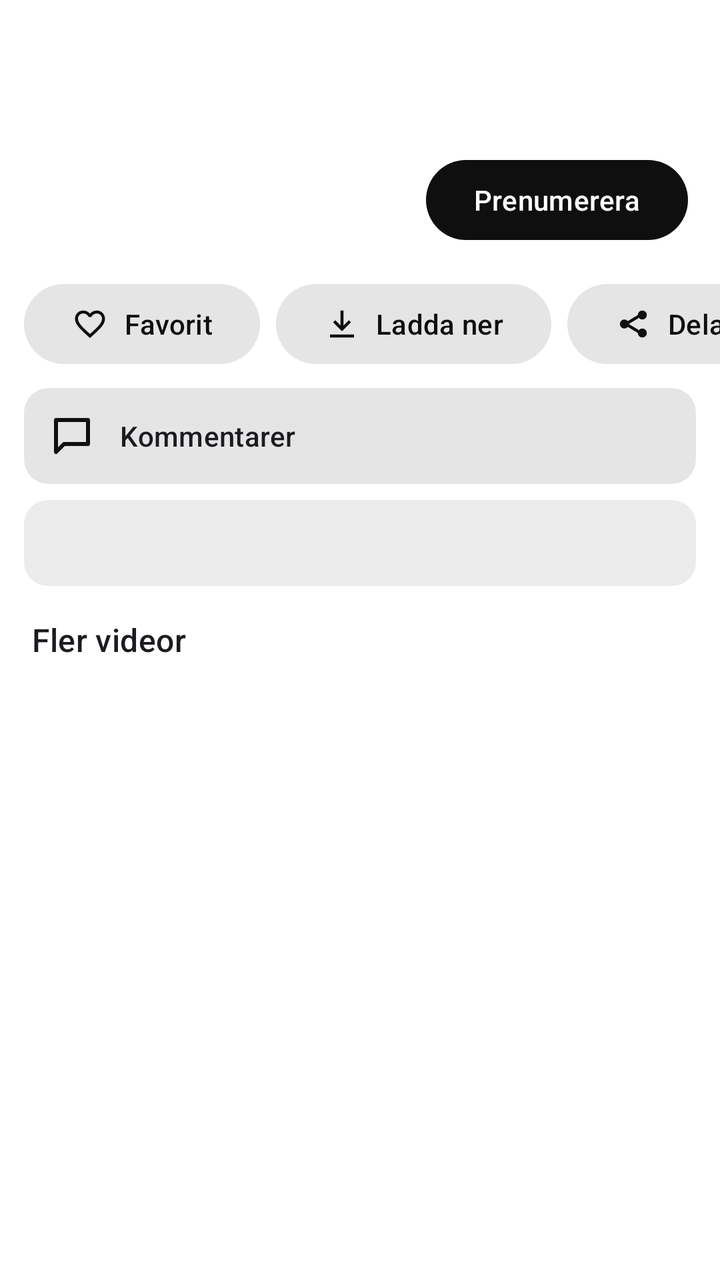
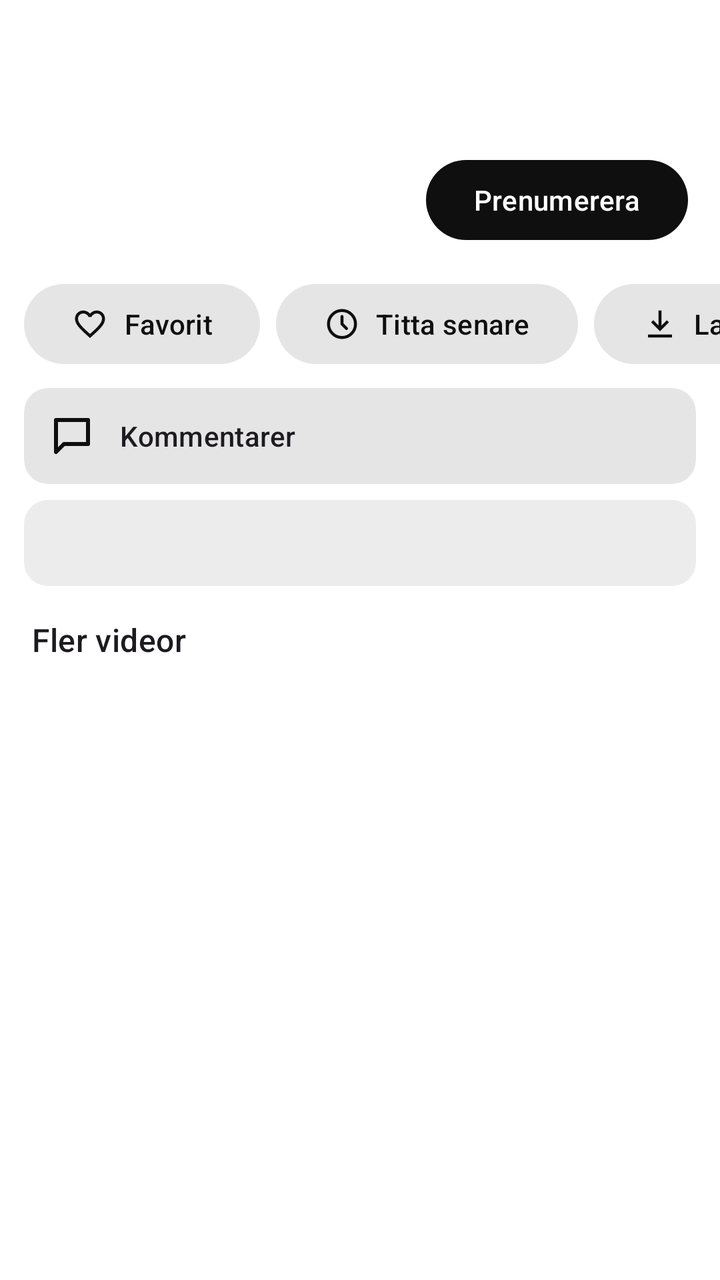

The first picture is an Android layout as it rendered before a commit; the second is the same layout after the commit. The layout source and the unified diff follow.
<!-- AndroidManifest.xml: application theme Theme.CarTube -->
<!-- res/layout/player_header.xml -->
<?xml version="1.0" encoding="utf-8"?>
<LinearLayout xmlns:android="http://schemas.android.com/apk/res/android"
    xmlns:app="http://schemas.android.com/apk/res-auto"
    android:layout_width="match_parent"
    android:layout_height="wrap_content"
    android:orientation="vertical"
    android:paddingTop="12dp">

    <TextView
        android:id="@+id/title"
        android:layout_width="match_parent"
        android:layout_height="wrap_content"
        android:paddingHorizontal="16dp"
        android:textAppearance="?attr/textAppearanceTitleLarge"
        android:textSize="19sp" />

    <TextView
        android:id="@+id/meta"
        android:layout_width="match_parent"
        android:layout_height="wrap_content"
        android:layout_marginTop="4dp"
        android:paddingHorizontal="16dp"
        android:textAppearance="?attr/textAppearanceBodySmall"
        android:textColor="?attr/colorOnSurfaceVariant" />

    <TextView
        android:id="@+id/votes"
        android:layout_width="match_parent"
        android:layout_height="wrap_content"
        android:layout_marginTop="4dp"
        android:paddingHorizontal="16dp"
        android:textAppearance="?attr/textAppearanceBodySmall"
        android:textColor="?attr/colorOnSurfaceVariant"
        android:visibility="gone" />

    <LinearLayout
        android:id="@+id/channelRow"
        android:layout_width="match_parent"
        android:layout_height="wrap_content"
        android:layout_marginTop="12dp"
        android:background="?attr/selectableItemBackground"
        android:gravity="center_vertical"
        android:orientation="horizontal"
        android:paddingHorizontal="16dp"
        android:paddingVertical="6dp">

        <ImageView
            android:id="@+id/channelAvatar"
            android:layout_width="40dp"
            android:layout_height="40dp"
            android:importantForAccessibility="no" />

        <LinearLayout
            android:layout_width="0dp"
            android:layout_height="wrap_content"
            android:layout_marginHorizontal="12dp"
            android:layout_weight="1"
            android:orientation="vertical">

            <TextView
                android:id="@+id/channelName"
                android:layout_width="match_parent"
                android:layout_height="wrap_content"
                android:ellipsize="end"
                android:maxLines="1"
                android:textAppearance="?attr/textAppearanceTitleSmall" />

            <TextView
                android:id="@+id/channelSubscribers"
                android:layout_width="match_parent"
                android:layout_height="wrap_content"
                android:textAppearance="?attr/textAppearanceBodySmall"
                android:textColor="?attr/colorOnSurfaceVariant" />
        </LinearLayout>

        <com.google.android.material.button.MaterialButton
            android:id="@+id/subscribe"
            style="@style/CarTube.SubscribeButton"
            android:layout_width="wrap_content"
            android:layout_height="wrap_content" />
    </LinearLayout>

    <HorizontalScrollView
        android:layout_width="match_parent"
        android:layout_height="wrap_content"
        android:layout_marginTop="8dp"
        android:scrollbars="none">

        <LinearLayout
            android:layout_width="wrap_content"
            android:layout_height="wrap_content"
            android:orientation="horizontal"
            android:paddingHorizontal="12dp">

            <com.google.android.material.button.MaterialButton
                android:id="@+id/favorite"
                style="@style/CarTube.ActionButton"
                android:layout_width="wrap_content"
                android:layout_height="wrap_content"
                android:text="@string/favorite"
                app:icon="@drawable/ic_favorite_border" />

            <com.google.android.material.button.MaterialButton
                android:id="@+id/downloadButton"
                style="@style/CarTube.ActionButton"
                android:layout_width="wrap_content"
                android:layout_height="wrap_content"
                android:text="@string/download"
                app:icon="@drawable/ic_download" />

            <com.google.android.material.button.MaterialButton
                android:id="@+id/share"
                style="@style/CarTube.ActionButton"
                android:layout_width="wrap_content"
                android:layout_height="wrap_content"
                android:text="@string/share"
                app:icon="@drawable/ic_share" />

            <com.google.android.material.button.MaterialButton
                android:id="@+id/fullscreen"
                style="@style/CarTube.ActionButton"
                android:layout_width="wrap_content"
                android:layout_height="wrap_content"
                android:text="@string/fullscreen"
                app:icon="@drawable/ic_fullscreen" />

            <com.google.android.material.button.MaterialButton
                android:id="@+id/audioOnly"
                style="@style/CarTube.ActionButton"
                android:layout_width="wrap_content"
                android:layout_height="wrap_content"
                android:checkable="true"
                android:text="@string/audio_only"
                app:icon="@drawable/ic_headphones" />

            <com.google.android.material.button.MaterialButton
                android:id="@+id/queueButton"
                style="@style/CarTube.ActionButton"
                android:layout_width="wrap_content"
                android:layout_height="wrap_content"
                android:text="@string/queue"
                app:icon="@drawable/ic_queue" />


            <com.google.android.material.button.MaterialButton
                android:id="@+id/quality"
                style="@style/CarTube.ActionButton"
                android:layout_width="wrap_content"
                android:layout_height="wrap_content"
                android:text="@string/quality"
                app:icon="@drawable/ic_quality" />

            <com.google.android.material.button.MaterialButton
                android:id="@+id/sleepTimer"
                style="@style/CarTube.ActionButton"
                android:layout_width="wrap_content"
                android:layout_height="wrap_content"
                android:text="@string/sleep_timer"
                app:icon="@drawable/ic_timer" />
        </LinearLayout>
    </HorizontalScrollView>

    <TextView
        android:id="@+id/chaptersTitle"
        android:layout_width="match_parent"
        android:layout_height="wrap_content"
        android:paddingHorizontal="16dp"
        android:paddingTop="12dp"
        android:text="@string/chapters"
        android:textAppearance="?attr/textAppearanceTitleSmall"
        android:visibility="gone" />

    <HorizontalScrollView
        android:id="@+id/chaptersScroll"
        android:layout_width="match_parent"
        android:layout_height="wrap_content"
        android:scrollbars="none"
        android:visibility="gone">

        <com.google.android.material.chip.ChipGroup
            android:id="@+id/chapters"
            android:layout_width="wrap_content"
            android:layout_height="wrap_content"
            android:paddingHorizontal="12dp"
            app:singleLine="true" />
    </HorizontalScrollView>

    <com.google.android.material.card.MaterialCardView
        android:id="@+id/commentsCard"
        style="@style/Widget.Material3.CardView.Filled"
        android:layout_width="match_parent"
        android:layout_height="wrap_content"
        android:layout_marginHorizontal="12dp"
        android:layout_marginTop="8dp">

        <TextView
            android:id="@+id/commentsLabel"
            android:layout_width="match_parent"
            android:layout_height="wrap_content"
            android:drawablePadding="12dp"
            android:gravity="center_vertical"
            android:padding="12dp"
            android:text="@string/comments"
            android:textAppearance="?attr/textAppearanceTitleSmall"
            app:drawableStartCompat="@drawable/ic_comment"
            app:drawableTint="?attr/colorOnSurface" />
    </com.google.android.material.card.MaterialCardView>

    <TextView
        android:id="@+id/description"
        android:layout_width="match_parent"
        android:layout_height="wrap_content"
        android:layout_marginHorizontal="12dp"
        android:layout_marginTop="8dp"
        android:background="@drawable/description_background"
        android:ellipsize="end"
        android:padding="12dp"
        android:textAppearance="?attr/textAppearanceBodyMedium" />

    <TextView
        android:layout_width="match_parent"
        android:layout_height="wrap_content"
        android:paddingHorizontal="16dp"
        android:paddingTop="16dp"
        android:paddingBottom="4dp"
        android:text="@string/up_next"
        android:textAppearance="?attr/textAppearanceTitleMedium" />
</LinearLayout>
<!-- resources referenced by this layout -->
<resources>
  <!-- drawable description_background (drawable) -->
  <?xml version="1.0" encoding="utf-8"?>
  <shape xmlns:android="http://schemas.android.com/apk/res/android">
      <solid android:color="?attr/colorSurfaceContainerHigh" />
      <corners android:radius="12dp" />
  </shape>
  <!-- drawable ic_comment (drawable) -->
  <vector xmlns:android="http://schemas.android.com/apk/res/android"
      android:width="24dp" android:height="24dp" android:viewportWidth="24" android:viewportHeight="24"
      android:tint="?attr/colorControlNormal">
      <path android:fillColor="#00000000" android:strokeColor="#FFFFFFFF" android:strokeWidth="2" android:strokeLineJoin="round" android:pathData="M4,4h16v12H8l-4,4z" />
  </vector>
  <!-- drawable ic_download (drawable) -->
  <vector xmlns:android="http://schemas.android.com/apk/res/android"
      android:width="24dp" android:height="24dp" android:viewportWidth="24" android:viewportHeight="24"
      android:tint="?attr/colorControlNormal">
      <path android:fillColor="#FFFFFFFF" android:pathData="M11,3h2v10l3.5,-3.5 1.4,1.4L12,16.8 6.1,10.9l1.4,-1.4L11,13zM4,19h16v2H4z" />
  </vector>
  <!-- drawable ic_fullscreen (drawable) -->
  <vector xmlns:android="http://schemas.android.com/apk/res/android"
      android:width="24dp" android:height="24dp" android:viewportWidth="24" android:viewportHeight="24"
      android:tint="?attr/colorControlNormal">
      <path android:fillColor="#00000000" android:strokeColor="#FFFFFFFF" android:strokeWidth="2" android:pathData="M4,9V4h5M15,4h5v5M20,15v5h-5M9,20H4v-5" />
  </vector>
  <!-- drawable ic_queue (drawable) -->
  <vector xmlns:android="http://schemas.android.com/apk/res/android"
      android:width="24dp" android:height="24dp" android:viewportWidth="24" android:viewportHeight="24"
      android:tint="?attr/colorControlNormal">
      <path android:fillColor="#FFFFFFFF" android:pathData="M3,6h14v2H3zM3,10h14v2H3zM3,14h10v2H3zM17,14v-3h2v3h3v2h-3v3h-2v-3h-3v-2z" />
  </vector>
  <string name="audio_only">Bara ljud</string>
  <string name="chapters">Kapitel</string>
  <string name="comments">Kommentarer</string>
  <string name="download">Ladda ner</string>
  <string name="favorite">Favorit</string>
  <string name="fullscreen">Helskärm</string>
  <string name="quality">Kvalitet</string>
  <string name="queue">Kö</string>
  <string name="share">Dela</string>
  <string name="sleep_timer">Sovtimer</string>
  <string name="up_next">Fler videor</string>
  <style name="CarTube.ActionButton" parent="Widget.Material3.Button.TonalButton">
          <item name="android:layout_marginEnd">8dp</item>
      </style>
  <style name="CarTube.SubscribeButton" parent="Widget.Material3.Button">
          <item name="android:text">@string/subscribe</item>
          <item name="backgroundTint">@color/subscribe_background</item>
          <item name="android:textColor">@color/subscribe_text</item>
      </style>
  <string name="subscribe">Prenumerera</string>
  <color name="brand">#E53935</color>
  <color name="brand_dark">#B71C1C</color>
  <!-- unchanged entries left out for length: 6 -->
</resources>

<!-- the commit's change to res/layout/player_header.xml (unified diff, before → after) -->
@@ -99,6 +99,14 @@
                 android:layout_height="wrap_content"
                 android:text="@string/favorite"
                 app:icon="@drawable/ic_favorite_border" />
+
+            <com.google.android.material.button.MaterialButton
+                android:id="@+id/watchLaterButton"
+                style="@style/CarTube.ActionButton"
+                android:layout_width="wrap_content"
+                android:layout_height="wrap_content"
+                android:text="@string/watch_later"
+                app:icon="@drawable/ic_watch_later" />
 
             <com.google.android.material.button.MaterialButton
                 android:id="@+id/downloadButton"
<!-- resource entries referenced after the edit -->
@@ -30,6 +30,12 @@
       android:tint="?attr/colorControlNormal">
       <path android:fillColor="#FFFFFFFF" android:pathData="M3,6h14v2H3zM3,10h14v2H3zM3,14h10v2H3zM17,14v-3h2v3h3v2h-3v3h-2v-3h-3v-2z" />
   </vector>
+  <!-- drawable ic_watch_later (drawable) -->
+  <vector xmlns:android="http://schemas.android.com/apk/res/android"
+      android:width="24dp" android:height="24dp" android:viewportWidth="24" android:viewportHeight="24"
+      android:tint="?attr/colorControlNormal">
+      <path android:fillColor="#00000000" android:strokeColor="#FFFFFFFF" android:strokeWidth="2" android:strokeLineCap="round" android:pathData="M12,12m-9,0a9,9 0,1 1,18 0a9,9 0,1 1,-18 0M12,7v5l3,3" />
+  </vector>
   <string name="audio_only">Bara ljud</string>
   <string name="chapters">Kapitel</string>
   <string name="comments">Kommentarer</string>
@@ -41,6 +47,7 @@
   <string name="share">Dela</string>
   <string name="sleep_timer">Sovtimer</string>
   <string name="up_next">Fler videor</string>
+  <string name="watch_later">Titta senare</string>
   <style name="CarTube.ActionButton" parent="Widget.Material3.Button.TonalButton">
           <item name="android:layout_marginEnd">8dp</item>
       </style>
